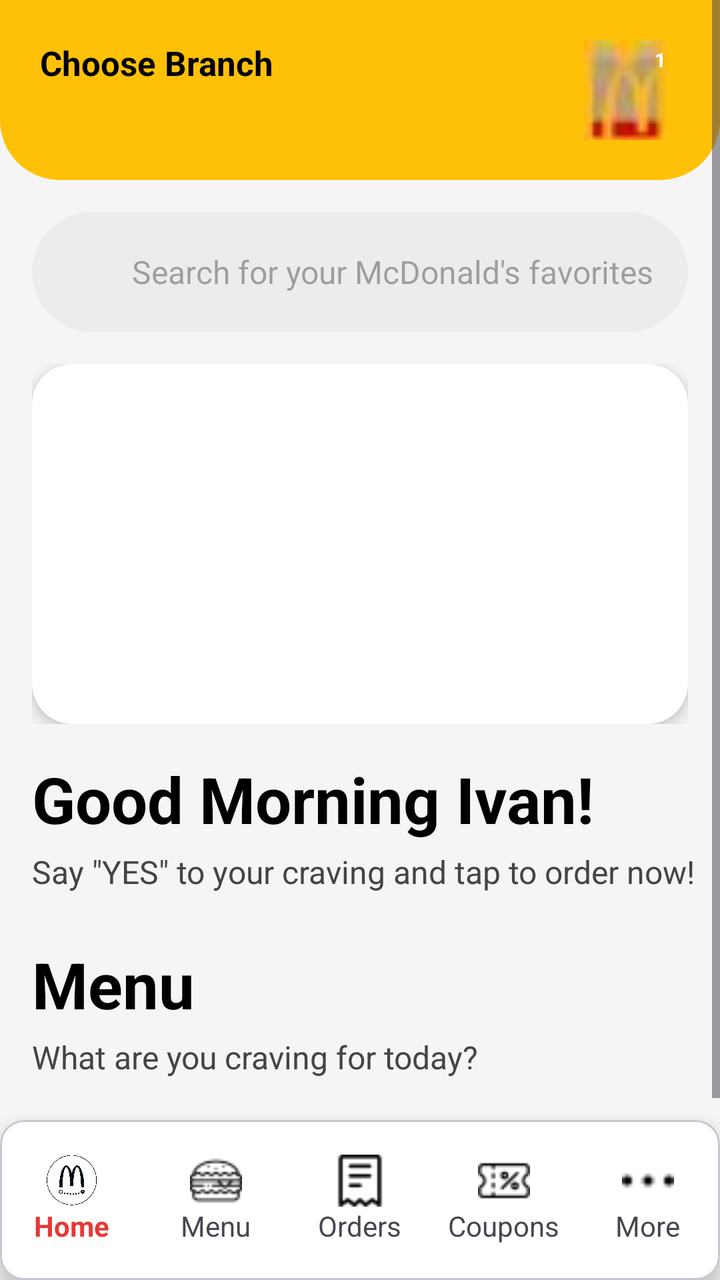
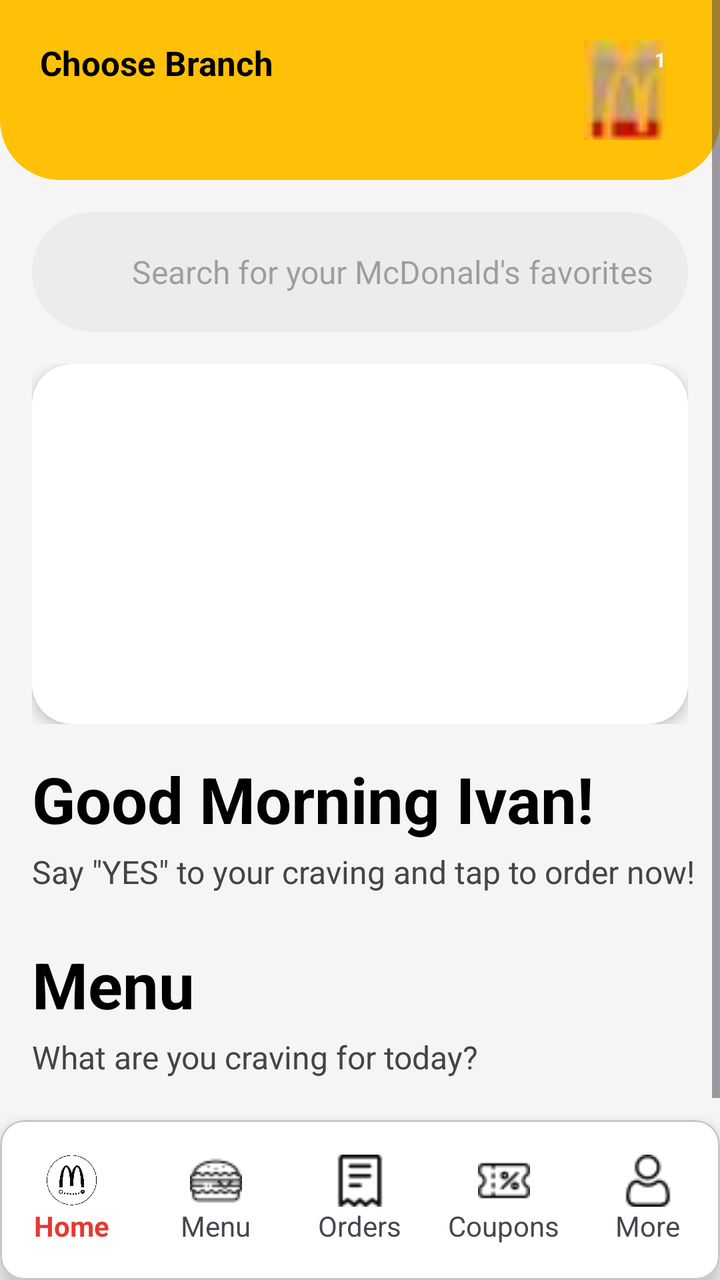

The first picture is an Android layout as it rendered before a commit; the second is the same layout after the commit. The layout source and the unified diff follow.
<!-- AndroidManifest.xml: application theme Theme.McDeliveryApp -->
<!-- res/layout/activity_main.xml -->
<?xml version="1.0" encoding="utf-8"?>
<androidx.constraintlayout.widget.ConstraintLayout
    xmlns:android="http://schemas.android.com/apk/res/android"
    xmlns:app="http://schemas.android.com/apk/res-auto"
    xmlns:tools="http://schemas.android.com/tools"
    android:id="@+id/main"
    android:layout_width="match_parent"
    android:layout_height="match_parent"
    android:background="#F5F5F5">

    
    <ScrollView
        android:layout_width="match_parent"
        android:layout_height="0dp"
        android:fillViewport="true"
        app:layout_constraintTop_toTopOf="parent"
        app:layout_constraintBottom_toTopOf="@id/bottomNavigation">

        <LinearLayout
            android:layout_width="match_parent"
            android:layout_height="wrap_content"
            android:orientation="vertical">

            
            <LinearLayout
                android:id="@+id/header"
                android:layout_width="match_parent"
                android:layout_height="90dp"
                android:background="@drawable/header_background"
                android:orientation="horizontal"
                android:padding="20dp"
                android:gravity="top|center_vertical">

                <LinearLayout
                    android:layout_width="0dp"
                    android:layout_height="wrap_content"
                    android:layout_weight="1"
                    android:orientation="vertical">



                    <LinearLayout
                        android:layout_width="match_parent"
                        android:layout_height="wrap_content"
                        android:orientation="horizontal"
                        android:gravity="center_vertical">

                        <TextView
                            android:id="@+id/txtCompanyName"
                            android:layout_width="306dp"
                            android:layout_height="match_parent"
                            android:layout_weight="1"
                            android:ellipsize="end"
                            android:maxLines="1"
                            android:text="Choose Branch"
                            android:textColor="#000"
                            android:textSize="20sp"
                            android:textStyle="bold"
                            app:autoSizeMaxTextSize="28sp"
                            app:autoSizeMinTextSize="12sp"
                            app:autoSizeStepGranularity="1sp"
                            app:autoSizeTextType="uniform" />

                        <ImageView
                            android:layout_width="24dp"
                            android:layout_height="24dp"
                            android:layout_marginStart="4dp"/>
                    </LinearLayout>

                </LinearLayout>

                
                <FrameLayout
                    android:id="@+id/cartIcon"
                    android:layout_width="55dp"
                    android:layout_height="55dp">

                    <ImageView
                        android:layout_width="match_parent"
                        android:layout_height="match_parent"
                        android:src="@drawable/bag"
                        android:scaleType="fitCenter"/>

                    <TextView
                        android:layout_width="20dp"
                        android:layout_height="20dp"
                        android:layout_gravity="top|end"
                        android:gravity="center"
                        android:text="1"
                        android:textColor="#FFF"
                        android:textSize="10sp"
                        android:textStyle="bold"/>
                </FrameLayout>

            </LinearLayout>

            
            <androidx.cardview.widget.CardView
                android:layout_width="match_parent"
                android:layout_height="60dp"
                android:layout_marginStart="16dp"
                android:layout_marginTop="16dp"
                android:layout_marginEnd="16dp"
                app:cardCornerRadius="30dp"
                app:cardElevation="0dp"
                app:cardBackgroundColor="#ECECEC">

                <LinearLayout
                    android:layout_width="match_parent"
                    android:layout_height="match_parent"
                    android:orientation="horizontal"
                    android:gravity="center_vertical"
                    android:paddingStart="16dp">

                    <ImageView
                        android:layout_width="24dp"
                        android:layout_height="24dp"/>

                    <EditText
                        android:layout_width="match_parent"
                        android:layout_height="wrap_content"
                        android:background="@android:color/transparent"
                        android:hint="Search for your McDonald's favorites"
                        android:textSize="16sp"
                        android:paddingStart="10dp"/>
                </LinearLayout>

            </androidx.cardview.widget.CardView>

            
            <FrameLayout
                android:layout_width="match_parent"
                android:layout_height="180dp"
                android:layout_margin="16dp">

                <androidx.cardview.widget.CardView
                    android:layout_width="match_parent"
                    android:layout_height="match_parent"
                    app:cardCornerRadius="20dp"
                    app:cardElevation="4dp">

                    <androidx.viewpager2.widget.ViewPager2
                        android:id="@+id/bannerViewPager"
                        android:layout_width="match_parent"
                        android:layout_height="match_parent" />

                </androidx.cardview.widget.CardView>

                
                <LinearLayout
                    android:id="@+id/dotsIndicator"
                    android:layout_width="wrap_content"
                    android:layout_height="wrap_content"
                    android:layout_gravity="bottom|center_horizontal"
                    android:layout_marginBottom="10dp"
                    android:orientation="horizontal" />

            </FrameLayout>

            

            <TextView
                android:layout_width="wrap_content"
                android:layout_height="wrap_content"
                android:layout_marginStart="16dp"
                android:text="Good Morning Ivan!"
                android:textColor="#000"
                android:textSize="32sp"
                android:textStyle="bold" />

            <TextView
                android:layout_width="wrap_content"
                android:layout_height="wrap_content"
                android:text='Say "YES" to your craving and tap to order now!'
                android:textSize="16sp"
                android:textColor="#444"
                android:layout_marginStart="16dp"
                android:layout_marginTop="4dp"/>

            
            <LinearLayout
                android:id="@+id/categoryFoodsContainer"
                android:layout_width="match_parent"
                android:layout_height="wrap_content"
                android:orientation="vertical" />

            
            <TextView
                android:layout_width="wrap_content"
                android:layout_height="wrap_content"
                android:text="Menu"
                android:textStyle="bold"
                android:textSize="32sp"
                android:textColor="#000"
                android:layout_marginStart="16dp"
                android:layout_marginTop="24dp"/>

            <TextView
                android:layout_width="wrap_content"
                android:layout_height="wrap_content"
                android:text="What are you craving for today?"
                android:textSize="16sp"
                android:textColor="#444"
                android:layout_marginStart="16dp"
                android:layout_marginTop="4dp"/>

            
            <androidx.recyclerview.widget.RecyclerView
                android:id="@+id/categoryRecycler"
                android:layout_width="match_parent"
                android:layout_height="wrap_content"
                android:orientation="horizontal"
                android:scrollbars="none"
                android:paddingStart="8dp"
                android:layout_margin="16dp"
                />

        </LinearLayout>

    </ScrollView>

    
    <com.google.android.material.card.MaterialCardView
        android:id="@+id/bottomNavigation"
        android:layout_width="match_parent"
        android:layout_height="80dp"
        app:cardElevation="10dp"
        app:cardBackgroundColor="#FFFFFF"
        app:layout_constraintBottom_toBottomOf="parent">

        <LinearLayout
            android:layout_width="match_parent"
            android:layout_height="match_parent"
            android:orientation="horizontal"
            android:gravity="center">

            
            <LinearLayout
                android:id="@+id/navHome"
                android:layout_width="0dp"
                android:layout_height="wrap_content"
                android:layout_weight="1"
                android:orientation="vertical"
                android:gravity="center">

                <ImageView
                    android:layout_width="26dp"
                    android:layout_height="26dp"
                    android:src="@drawable/offmclogo"/>

                <TextView
                    android:layout_width="wrap_content"
                    android:layout_height="wrap_content"
                    android:text="Home"
                    android:textColor="#E53935"
                    android:textStyle="bold"/>
            </LinearLayout>

            
            <LinearLayout
                android:id="@+id/navMenu"
                android:layout_width="0dp"
                android:layout_height="wrap_content"
                android:layout_weight="1"
                android:orientation="vertical"
                android:gravity="center">

                <ImageView
                    android:layout_width="26dp"
                    android:layout_height="26dp"
                    android:src="@drawable/burger"/>

                <TextView
                    android:layout_width="wrap_content"
                    android:layout_height="wrap_content"
                    android:text="Menu"/>
            </LinearLayout>

            
            <LinearLayout
                android:id="@+id/navOrders"
                android:layout_width="0dp"
                android:layout_height="wrap_content"
                android:layout_weight="1"
                android:orientation="vertical"
                android:gravity="center">

                <ImageView
                    android:layout_width="26dp"
                    android:layout_height="26dp"
                    android:src="@drawable/order"/>

                <TextView
                    android:layout_width="wrap_content"
                    android:layout_height="wrap_content"
                    android:text="Orders"/>
            </LinearLayout>

            
            <LinearLayout
                android:id="@+id/navCoupons"
                android:layout_width="0dp"
                android:layout_height="wrap_content"
                android:layout_weight="1"
                android:orientation="vertical"
                android:gravity="center">

                <ImageView
                    android:layout_width="26dp"
                    android:layout_height="26dp"
                    android:src="@drawable/coupon"/>

                <TextView
                    android:layout_width="wrap_content"
                    android:layout_height="wrap_content"
                    android:text="Coupons"/>
            </LinearLayout>

            
            <LinearLayout
                android:id="@+id/navMore"
                android:layout_width="0dp"
                android:layout_height="wrap_content"
                android:layout_weight="1"
                android:orientation="vertical"
                android:gravity="center">

                <ImageView
                    android:layout_width="26dp"
                    android:layout_height="26dp"
                    android:src="@drawable/more"/>

                <TextView
                    android:layout_width="wrap_content"
                    android:layout_height="wrap_content"
                    android:text="More"/>
            </LinearLayout>

        </LinearLayout>

    </com.google.android.material.card.MaterialCardView>

</androidx.constraintlayout.widget.ConstraintLayout>
<!-- resources referenced by this layout -->
<resources>
  <!-- drawable bag: jpg bitmap (drawable, 851 bytes) -->
  <!-- drawable burger: png bitmap (drawable, 664 bytes) -->
  <!-- drawable coupon: png bitmap (drawable, 540 bytes) -->
  <!-- drawable header_background (drawable) -->
  <?xml version="1.0" encoding="utf-8"?>
  <shape xmlns:android="http://schemas.android.com/apk/res/android">
      <solid android:color="#FFC107" />
  
      <corners
          android:bottomLeftRadius="30dp"
          android:bottomRightRadius="30dp" />
  </shape>
  <!-- drawable more: png bitmap (drawable, 219 bytes) -->
  <!-- drawable offmclogo: png bitmap (drawable, 654677 bytes) -->
  <!-- drawable order: png bitmap (drawable, 461 bytes) -->
  <style name="Theme.McDeliveryApp" parent="Base.Theme.McDeliveryApp" />
  <style name="Base.Theme.McDeliveryApp" parent="Theme.Material3.DayNight.NoActionBar">
          
          
      </style>
</resources>

<!-- the commit's change to res/layout/activity_main.xml (unified diff, before → after) -->
@@ -328,7 +328,7 @@
                 <ImageView
                     android:layout_width="26dp"
                     android:layout_height="26dp"
-                    android:src="@drawable/more"/>
+                    android:src="@drawable/user"/>
 
                 <TextView
                     android:layout_width="wrap_content"
<!-- resource entries referenced after the edit -->
@@ -12,9 +12,9 @@
           android:bottomLeftRadius="30dp"
           android:bottomRightRadius="30dp" />
   </shape>
-  <!-- drawable more: png bitmap (drawable, 219 bytes) -->
   <!-- drawable offmclogo: png bitmap (drawable, 654677 bytes) -->
   <!-- drawable order: png bitmap (drawable, 461 bytes) -->
+  <!-- drawable user: png bitmap (drawable, 642 bytes) -->
   <style name="Theme.McDeliveryApp" parent="Base.Theme.McDeliveryApp" />
   <style name="Base.Theme.McDeliveryApp" parent="Theme.Material3.DayNight.NoActionBar">
           
